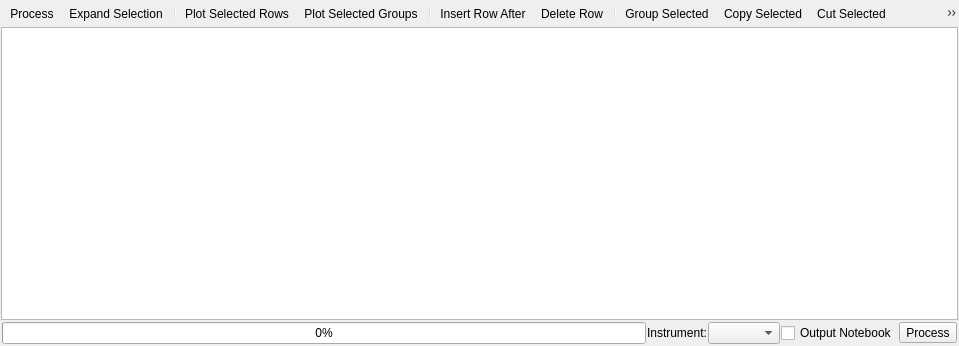
This is MantidQt/MantidWidgets/inc/MantidQtMantidWidgets/DataProcessorUI/DataProcessorWidget.ui in mantidproject/mantid as Qt 5 draws it before an edit. The edited form follows.
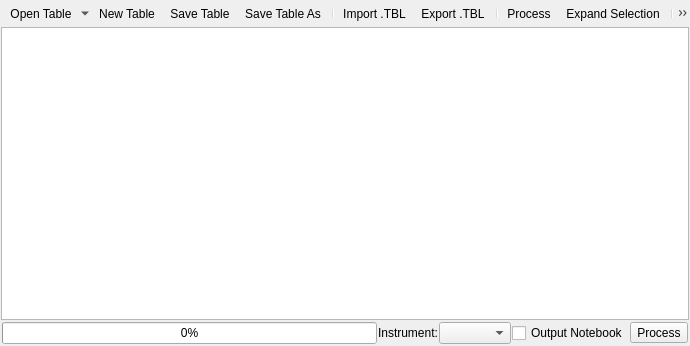
This is the edited form. Icons and pictures are not drawn.

What changed in the file:
```diff
--- a/MantidQt/MantidWidgets/inc/MantidQtMantidWidgets/DataProcessorUI/DataProcessorWidget.ui
+++ b/MantidQt/MantidWidgets/inc/MantidQtMantidWidgets/DataProcessorUI/DataProcessorWidget.ui
@@ -6,7 +6,7 @@
    <rect>
     <x>0</x>
     <y>0</y>
-    <width>959</width>
+    <width>690</width>
     <height>346</height>
    </rect>
   </property>
@@ -27,6 +27,14 @@
                  <property name="styleSheet">
                    <string>QToolBar{border: none;}</string>
                  </property>
+                 <addaction name="menuOpenTable"/>
+                 <addaction name="actionNewTable"/>
+                 <addaction name="actionSaveTable"/>
+                 <addaction name="actionSaveTableAs"/>
+                 <addaction name="separator"/>
+                 <addaction name="actionImportTable"/>
+                 <addaction name="actionExportTable"/>
+                 <addaction name="separator"/>
                  <addaction name="actionProcess"/>
                  <addaction name="actionExpandSelection"/>
                  <addaction name="separator"/>
@@ -41,6 +49,8 @@
                  <addaction name="actionCutSelected"/>
                  <addaction name="actionPasteSelected"/>
                  <addaction name="actionClearSelected"/>
+                 <addaction name="separator"/>
+                 <addaction name="actionOptionsDialog"/>
                  <addaction name="actionHelp"/>
                </widget>
              </item>
```
